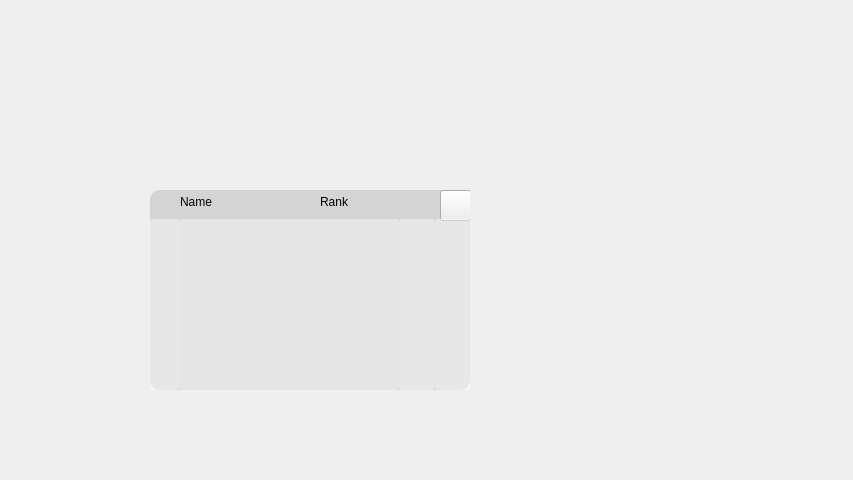
Before: the Qt Designer form PokemonClient/mainpage.ui in XiaoyuWang-BUPT/Pokemon, drawn with Qt 5.
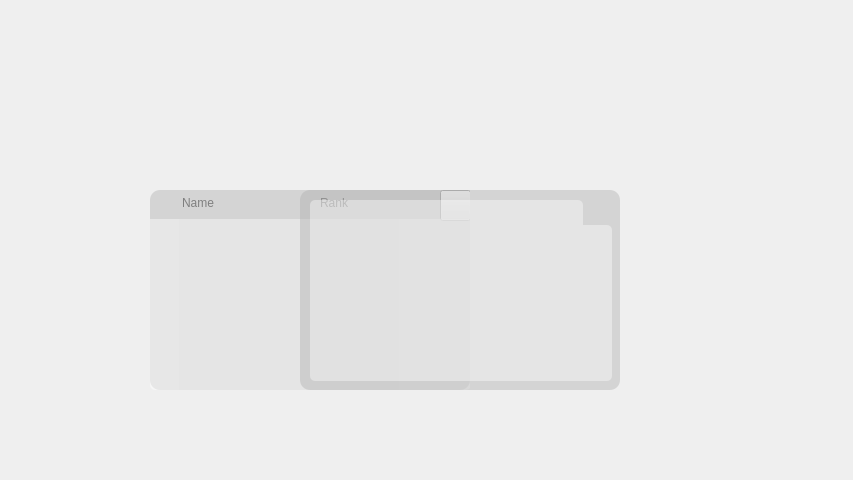
After: the same form once the commit is applied. Icons and pictures are not drawn.

```diff
--- a/PokemonClient/mainpage.ui
+++ b/PokemonClient/mainpage.ui
@@ -241,8 +241,8 @@
      </font>
     </property>
     <property name="styleSheet">
-     <string notr="true">border-radius: 3px;
-background-color: rgba(255, 255, 255, 100);</string>
+     <string notr="true">background-color: rgba(255, 255, 255, 100);
+color: rgb(93, 93, 93);</string>
     </property>
     <property name="frameShape">
      <enum>QFrame::NoFrame</enum>
@@ -298,14 +298,15 @@
    <widget class="QLabel" name="onlineNameLabel">
     <property name="geometry">
      <rect>
-      <x>30</x>
-      <y>2</y>
+      <x>32</x>
+      <y>3</y>
       <width>54</width>
       <height>20</height>
      </rect>
     </property>
     <property name="styleSheet">
-     <string notr="true">font: 75 12pt &quot;Consolas&quot;;</string>
+     <string notr="true">font: 75 14pt &quot;Consolas&quot;;
+color: rgba(125, 125, 125, 250);</string>
     </property>
     <property name="text">
      <string>Name</string>
@@ -315,13 +316,14 @@
     <property name="geometry">
      <rect>
       <x>170</x>
-      <y>2</y>
+      <y>3</y>
       <width>54</width>
       <height>20</height>
      </rect>
     </property>
     <property name="styleSheet">
-     <string notr="true">font: 75 12pt &quot;Consolas&quot;;</string>
+     <string notr="true">font: 75 14pt &quot;Consolas&quot;;
+color: rgba(125, 125, 125, 250);</string>
     </property>
     <property name="text">
      <string>Rank</string>
@@ -337,9 +339,10 @@
      </rect>
     </property>
     <property name="styleSheet">
-     <string notr="true">border-radius: 3px;
+     <string notr="true">border-bottom-right-radius: 5px;
 background-color: rgba(255, 255, 255, 110);</string>
     </property>
+    <zorder>myinfoWidget</zorder>
    </widget>
    <widget class="QWidget" name="headLabelWidget" native="true">
     <property name="geometry">
@@ -352,7 +355,7 @@
     </property>
     <property name="styleSheet">
      <string notr="true">background-color: rgba(255, 255, 255, 110);
-border-radius: 3px;</string>
+border-bottom-left-radius: 5px;</string>
     </property>
    </widget>
    <widget class="QWidget" name="playerPokeButtonWidget" native="true">
@@ -365,8 +368,91 @@
      </rect>
     </property>
     <property name="styleSheet">
-     <string notr="true">border-radius: 3px;
-background-color: rgba(255, 255, 255, 110);</string>
+     <string notr="true">background-color: rgba(255, 255, 255, 110);</string>
+    </property>
+   </widget>
+  </widget>
+  <widget class="QWidget" name="myinfoWidget" native="true">
+   <property name="geometry">
+    <rect>
+     <x>300</x>
+     <y>190</y>
+     <width>320</width>
+     <height>200</height>
+    </rect>
+   </property>
+   <property name="styleSheet">
+    <string notr="true">#myinfoWidget {
+	border-radius: 10px;
+	background-color: rgba(170, 170, 170, 100);
+}</string>
+   </property>
+   <widget class="QPushButton" name="myinfoCloseBtn">
+    <property name="geometry">
+     <rect>
+      <x>290</x>
+      <y>0</y>
+      <width>31</width>
+      <height>31</height>
+     </rect>
+    </property>
+    <property name="cursor">
+     <cursorShape>PointingHandCursor</cursorShape>
+    </property>
+    <property name="styleSheet">
+     <string notr="true">border-image: url(:/close);</string>
+    </property>
+    <property name="text">
+     <string/>
+    </property>
+    <property name="flat">
+     <bool>true</bool>
+    </property>
+   </widget>
+   <widget class="QPlainTextEdit" name="myinfoText">
+    <property name="geometry">
+     <rect>
+      <x>10</x>
+      <y>10</y>
+      <width>273</width>
+      <height>181</height>
+     </rect>
+    </property>
+    <property name="font">
+     <font>
+      <family>Consolas</family>
+      <pointsize>16</pointsize>
+      <weight>75</weight>
+      <bold>true</bold>
+     </font>
+    </property>
+    <property name="styleSheet">
+     <string notr="true">border-top-left-radius: 5px;
+border-top-right-radius: 5px;
+border-bottom-left-radius: 5px;
+background-color: rgba(255, 255, 255, 100);
+color: rgb(93, 93, 93);</string>
+    </property>
+    <property name="readOnly">
+     <bool>true</bool>
+    </property>
+   </widget>
+   <widget class="QLabel" name="decorationLabel">
+    <property name="geometry">
+     <rect>
+      <x>283</x>
+      <y>35</y>
+      <width>29</width>
+      <height>156</height>
+     </rect>
+    </property>
+    <property name="styleSheet">
+     <string notr="true">border-bottom-right-radius: 5px;
+border-top-right-radius: 5px;
+background-color: rgba(255, 255, 255, 100);</string>
+    </property>
+    <property name="text">
+     <string/>
     </property>
    </widget>
   </widget>
@@ -380,6 +466,7 @@
   <zorder>battlePicContainer</zorder>
   <zorder>pokeballButton</zorder>
   <zorder>listWidgetContainer</zorder>
+  <zorder>myinfoWidget</zorder>
  </widget>
  <resources/>
  <connections/>
```
